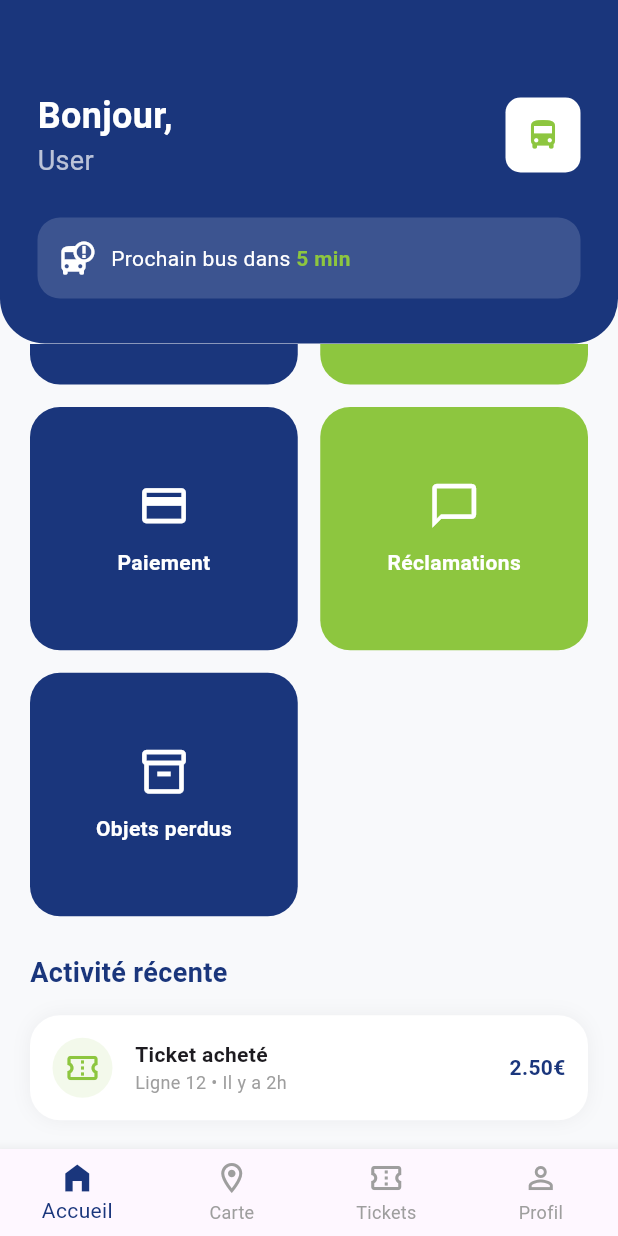
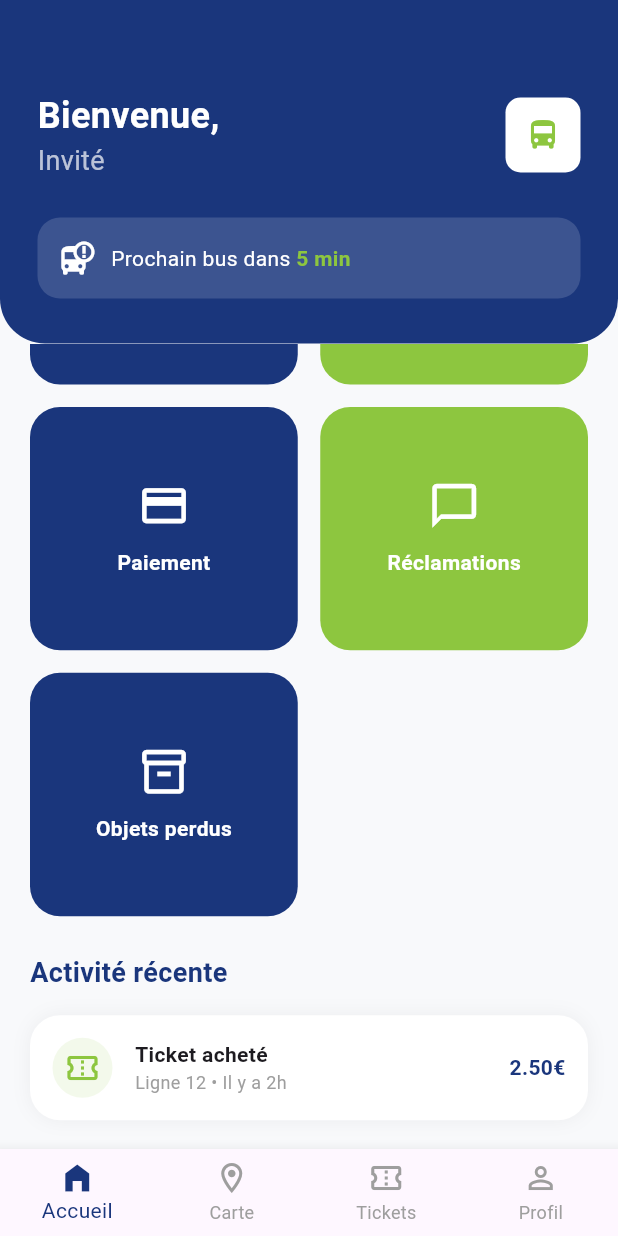
Before and after one commit to ikraammel/eBus_frontend, a Flutter app: the screen it shows after launch, scrolled down 196 dp, on a phone screen of 412 x 824 dp. Run offline on Flutter 3.47's test engine with Material 3 defaults, Android fonts, the phone set to English and light mode, and no system bars; our stand-ins replace dio, file_picker, flutter_map, get_it, image_picker, latlong2 and 2 more; accounts and stored records are empty.

Commit message:
ajout mode invité et configurant de l'index du menu

```diff
--- a/eBus_front/lib/main.dart
+++ b/eBus_front/lib/main.dart
@@ -3,7 +3,7 @@ import 'package:get_it/get_it.dart';
 import 'package:shared_preferences/shared_preferences.dart';
 import 'package:smart_bus/views/lines/lines_page.dart';
 import 'package:smart_bus/views/loading/splash_screen.dart';
-import 'package:smart_bus/views/pages/home_page.dart';
+import 'package:smart_bus/views/home/home_page.dart';
 import 'package:smart_bus/views/pages/login/login_page.dart';
 import 'package:smart_bus/views/pages/lost_objects/lost_objects_page.dart';
 import 'package:smart_bus/views/pages/map_page.dart';
--- /dev/null
+++ b/eBus_front/lib/views/home/bottom_nav.dart
@@ -0,0 +1,28 @@
+import 'package:flutter/material.dart';
+
+class BottomNav extends StatelessWidget {
+  final int selectedIndex;
+  final ValueChanged<int> onItemSelected;
+
+  const BottomNav({super.key,required this.selectedIndex, required this.onItemSelected});
+
+  @override
+  Widget build(BuildContext context) {
+
+    return BottomNavigationBar(
+      currentIndex: selectedIndex,
+      onTap: (index){
+        onItemSelected(index);
+      },
+      type: BottomNavigationBarType.fixed,
+      selectedItemColor: const Color(0xFF1A367C),
+      unselectedItemColor: Colors.grey,
+      items: const [
+        BottomNavigationBarItem(icon: Icon(Icons.home_filled), label: "Accueil"),
+        BottomNavigationBarItem(icon: Icon(Icons.location_on_outlined), label: "Carte"),
+        BottomNavigationBarItem(icon: Icon(Icons.confirmation_number_outlined), label: "Tickets"),
+        BottomNavigationBarItem(icon: Icon(Icons.person_outline), label: "Profil"),
+      ],
+    );
+  }
+}
--- /dev/null
+++ b/eBus_front/lib/views/home/card_menu.dart
@@ -0,0 +1,28 @@
+import 'package:flutter/material.dart';
+
+class CardMenu extends StatelessWidget {
+  const CardMenu({super.key, required this.title, required this.icon, required this.color, required this.onTap});
+
+  final String title;
+  final IconData icon;
+  final Color color;
+  final VoidCallback onTap;
+
+  @override
+  Widget build(BuildContext context) {
+    return GestureDetector(
+      onTap: onTap,
+      child: Container(
+        decoration: BoxDecoration(color: color, borderRadius: BorderRadius.circular(20)),
+        child: Column(
+          mainAxisAlignment: MainAxisAlignment.center,
+          children: [
+            Icon(icon, color: Colors.white, size: 35),
+            const SizedBox(height: 10),
+            Text(title, style: const TextStyle(color: Colors.white, fontWeight: FontWeight.bold)),
+          ],
+        ),
+      ),
+    );
+  }
+}
--- /dev/null
+++ b/eBus_front/lib/views/home/home_header.dart
@@ -0,0 +1,59 @@
+import 'package:flutter/material.dart';
+
+import '../../models/User.dart';
+
+class HomeHeader extends StatelessWidget {
+  const HomeHeader({super.key,this.currentUser});
+
+  final User? currentUser;
+
+  @override
+  Widget build(BuildContext context) {
+     return Container(
+      padding: const EdgeInsets.only(top: 60, left: 25, right: 25, bottom: 30),
+      decoration: const BoxDecoration(
+        color: Color(0xFF1A367C),
+        borderRadius: BorderRadius.only(bottomLeft: Radius.circular(30), bottomRight: Radius.circular(30)),
+      ),
+      child: Column(
+        crossAxisAlignment: CrossAxisAlignment.start,
+        children: [
+          Row(
+            mainAxisAlignment: MainAxisAlignment.spaceBetween,
+            children: [
+              Column(
+                crossAxisAlignment: CrossAxisAlignment.start,
+                children: [
+                  const Text("Bienvenue,", style: TextStyle(color: Colors.white, fontSize: 24, fontWeight: FontWeight.bold)),
+                  Text(
+                      currentUser != null ?
+                      '${currentUser?.nom} ${currentUser?.prenom}'
+                          : "Invité",
+                      style: TextStyle(color: Colors.white70, fontSize: 18)),
+                ],
+              ),
+              Container(
+                height: 50, width: 50,
+                decoration: BoxDecoration(color: Colors.white, borderRadius: BorderRadius.circular(10)),
+                child: const Icon(Icons.directions_bus, color: Color(0xFF8DC63F)),
+              )
+            ],
+          ),
+          const SizedBox(height: 25),
+          Container(
+            padding: const EdgeInsets.all(15),
+            decoration: BoxDecoration(color: Colors.white.withOpacity(0.15), borderRadius: BorderRadius.circular(15)),
+            child: const Row(
+              children: [
+                Icon(Icons.bus_alert, color: Colors.white),
+                SizedBox(width: 10),
+                Text("Prochain bus dans ", style: TextStyle(color: Colors.white)),
+                Text("5 min", style: TextStyle(color: Color(0xFF8DC63F), fontWeight: FontWeight.bold)),
+              ],
+            ),
+          )
+        ],
+      ),
+    );
+  }
+}
--- /dev/null
+++ b/eBus_front/lib/views/home/home_page.dart
@@ -0,0 +1,198 @@
+import 'package:flutter/material.dart';
+import 'package:smart_bus/services/local_storage_service.dart';
+import 'package:smart_bus/views/home/bottom_nav.dart';
+import 'package:smart_bus/views/home/card_menu.dart';
+import 'package:smart_bus/views/home/home_header.dart';
+import 'package:smart_bus/views/home/recent_activity.dart';
+import 'package:smart_bus/views/pages/tickets/ticket_page.dart';
+
+import '../../models/User.dart';
+import '../pages/map_page.dart';
+import '../pages/profile/profile_page.dart';
+
+class HomePage extends StatefulWidget {
+  final User? currentUser;
+  const HomePage({super.key, this.currentUser});
+
+  @override
+  State<HomePage> createState() => _HomePageState();
+}
+
+class _HomePageState extends State<HomePage> {
+  int _selectedIndex = 0;
+  User? currentUser;
+  Widget _getSelectedPage() {
+    switch (_selectedIndex) {
+      case 0:
+        return _buildHomeContent();
+      case 1:
+        return MapPage();
+      case 2:
+        return TicketPage();
+      case 3:
+        return ProfilePage();
+      default:
+        return _buildHomeContent();
+    }
+  }
+
+  Widget _buildHomeContent(){
+    return Column(
+      children: [
+        HomeHeader(currentUser: currentUser),
+        Expanded(
+          child: SingleChildScrollView(
+            padding: const EdgeInsets.all(20),
+            child: Column(
+              crossAxisAlignment: CrossAxisAlignment.start,
+              children: [
+                const Text(
+                  "Accès rapide",
+                  style: TextStyle(fontSize: 18, fontWeight: FontWeight.bold, color: Color(0xFF1A367C)),
+                ),
+                const SizedBox(height: 15),
+                _buildGrid(),
+                const SizedBox(height: 25),
+                const Text(
+                  "Activité récente",
+                  style: TextStyle(fontSize: 18, fontWeight: FontWeight.bold, color: Color(0xFF1A367C)),
+                ),
+                const SizedBox(height: 15),
+                RecentActivity(),
+              ],
+            ),
+          ),
+        ),
+      ],
+    );
+  }
+
+  @override
+  void initState() {
+    super.initState();
+    if(widget.currentUser != null){
+      currentUser = widget.currentUser;
+    }else{
+      loadUser();
+    }
+  }
+
+  void loadUser() async{
+    User? user = LocalStorageService().getUser();
+    setState(() {
+      currentUser = user;
+    });
+  }
+
+
+  @override
+  Widget build(BuildContext context) {
+    return Scaffold(
+      backgroundColor: const Color(0xFFF8F9FB),
+      body: _getSelectedPage(),
+      bottomNavigationBar: BottomNav(
+        selectedIndex: _selectedIndex,
+        onItemSelected: (index) {
+          if (index == 3) {
+            if (currentUser == null) {
+              _showLoginRequiredDialog();
+            } else {
+              // Push la page Profile et NE PAS changer _selectedIndex
+              Navigator.push(
+                context,
+                MaterialPageRoute(builder: (_) => ProfilePage()),
+              );
+            }
+            return;
+          }
+
+          // Pour les autres onglets, reste avec setState
+          setState(() {
+            _selectedIndex = index;
+          });
+        },
+      ),
+
+    );
+  }
+
+  _showLoginRequiredDialog(){
+    showDialog(
+        context: context,
+        builder: (_) => AlertDialog(
+          title: Text("Connexion requise"),
+          content: Text("Vous devez vous connecter pour accéder à cette page."),
+          actions: [
+            TextButton(
+                onPressed: () => Navigator.pop(context),
+                child: Text("Annuler")
+            ),
+            TextButton(
+                onPressed: () {
+                  Navigator.pop(context);
+                  Navigator.pushNamed(context, '/loginPage');
+                },
+                  child: Text("Se Connecter")
+            ),
+          ],
+        )
+    );
+  }
+
+  Widget _buildGrid() {
+    return GridView.count(
+      shrinkWrap: true,
+      physics: const NeverScrollableScrollPhysics(),
+      crossAxisCount: 2,
+      mainAxisSpacing: 15,
+      crossAxisSpacing: 15,
+      childAspectRatio: 1.1,
+      children: [
+        CardMenu(
+          title: 'Lignes',
+          icon: Icons.directions_bus_filled,
+          color: Color(0xFF1A367C),
+          onTap: () {
+            Navigator.pushNamed(context, '/linesPage');
+          },
+        ),
+        CardMenu(
+          title: 'Suivi du bus',
+          icon: Icons.map,
+          color: Color(0xFF8DC63F),
+          onTap: () {
+            Navigator.pushNamed(context, '/busTrackingPage');
+          },
+        ),
+        CardMenu(
+          title: 'Paiement',
+          icon: Icons.credit_card,
+          color: Color(0xFF1A367C),
+          onTap: () {
+            if(currentUser == null){
+              _showLoginRequiredDialog();
+            }else{
+              Navigator.pushNamed(context, '/paymentPage');
+            }
+          },
+        ),
+        CardMenu(
+          title: 'Réclamations',
+          icon: Icons.chat_bubble_outline,
+          color: Color(0xFF8DC63F),
+          onTap: () {
+            Navigator.pushNamed(context, '/claimsPage');
+          },
+        ),
+        CardMenu(
+          title: 'Objets perdus',
+          icon: Icons.inventory_2_outlined,
+          color: Color(0xFF1A367C),
+          onTap: () {
+            Navigator.pushNamed(context, '/lostObjectsPage');
+          },
+        ),
+      ],
+    );
+  }
+}
--- /dev/null
+++ b/eBus_front/lib/views/home/recent_activity.dart
@@ -0,0 +1,36 @@
+import 'package:flutter/material.dart';
+
+class RecentActivity extends StatelessWidget {
+  const RecentActivity({super.key});
+
+  @override
+  Widget build(BuildContext context) {
+    return Container(
+      padding: const EdgeInsets.all(15),
+      decoration: BoxDecoration(
+        color: Colors.white,
+        borderRadius: BorderRadius.circular(20),
+        boxShadow: [BoxShadow(color: Colors.black.withOpacity(0.05), blurRadius: 10)],
+      ),
+      child: Row(
+        children: [
+          CircleAvatar(
+            backgroundColor: const Color(0xFF8DC63F).withOpacity(0.1),
+            child: const Icon(Icons.confirmation_number_outlined, color: Color(0xFF8DC63F)),
+          ),
+          const SizedBox(width: 15),
+          const Expanded(
+            child: Column(
+              crossAxisAlignment: CrossAxisAlignment.start,
+              children: [
+                Text("Ticket acheté", style: TextStyle(fontWeight: FontWeight.bold)),
+                Text("Ligne 12 • Il y a 2h", style: TextStyle(color: Colors.grey, fontSize: 12)),
+              ],
+            ),
+          ),
+          const Text("2.50€", style: TextStyle(fontWeight: FontWeight.bold, color: Color(0xFF1A367C))),
+        ],
+      ),
+    );
+  }
+}
--- a/eBus_front/lib/views/pages/home_page.dart
+++ /dev/null
@@ -1,224 +0,0 @@
-import 'package:flutter/material.dart';
-import 'package:smart_bus/services/local_storage_service.dart';
-
-import '../../models/User.dart';
-
-class HomePage extends StatefulWidget {
-  final User? currentUser;
-  const HomePage({super.key, this.currentUser});
-
-  @override
-  State<HomePage> createState() => _HomePageState();
-}
-
-class _HomePageState extends State<HomePage> {
-  int _selectedIndex = 0;
-  User? currentUser;
-
-  @override
-  void initState() {
-    super.initState();
-    if(widget.currentUser != null){
-      currentUser = widget.currentUser;
-    }else{
-      loadUser();
-    }
-  }
-
-  void loadUser() async{
-    User? user = LocalStorageService().getUser();
-    setState(() {
-      currentUser = user;
-    });
-  }
-
-  @override
-  Widget build(BuildContext context) {
-    return Scaffold(
-      backgroundColor: const Color(0xFFF8F9FB),
-      body: Column(
-        children: [
-          _buildHeader(),
-          Expanded(
-            child: SingleChildScrollView(
-              padding: const EdgeInsets.all(20),
-              child: Column(
-                crossAxisAlignment: CrossAxisAlignment.start,
-                children: [
-                  const Text(
-                    "Accès rapide",
-                    style: TextStyle(fontSize: 18, fontWeight: FontWeight.bold, color: Color(0xFF1A367C)),
-                  ),
-                  const SizedBox(height: 15),
-                  _buildGrid(),
-                  const SizedBox(height: 25),
-                  const Text(
-                    "Activité récente",
-                    style: TextStyle(fontSize: 18, fontWeight: FontWeight.bold, color: Color(0xFF1A367C)),
-                  ),
-                  const SizedBox(height: 15),
-                  _buildRecentActivity(),
-                ],
-              ),
-            ),
-          ),
-        ],
-      ),
-      bottomNavigationBar: _buildBottomNav(),
-    );
-  }
-
-  Widget _buildHeader() {
-    return Container(
-      padding: const EdgeInsets.only(top: 60, left: 25, right: 25, bottom: 30),
-      decoration: const BoxDecoration(
-        color: Color(0xFF1A367C),
-        borderRadius: BorderRadius.only(bottomLeft: Radius.circular(30), bottomRight: Radius.circular(30)),
-      ),
-      child: Column(
-        crossAxisAlignment: CrossAxisAlignment.start,
-        children: [
-          Row(
-            mainAxisAlignment: MainAxisAlignment.spaceBetween,
-            children: [
-              Column(
-                crossAxisAlignment: CrossAxisAlignment.start,
-                children: [
-                  const Text("Bonjour,", style: TextStyle(color: Colors.white, fontSize: 24, fontWeight: FontWeight.bold)),
-                  Text(
-                    currentUser != null ?
-                    '${currentUser?.nom} ${currentUser?.prenom}'
-                      : "User",
-                      style: TextStyle(color: Colors.white70, fontSize: 18)),
-                ],
-              ),
-              Container(
-                height: 50, width: 50,
-                decoration: BoxDecoration(color: Colors.white, borderRadius: BorderRadius.circular(10)),
-                child: const Icon(Icons.directions_bus, color: Color(0xFF8DC63F)),
-              )
-            ],
-          ),
-          const SizedBox(height: 25),
-          Container(
-            padding: const EdgeInsets.all(15),
-            decoration: BoxDecoration(color: Colors.white.withOpacity(0.15), borderRadius: BorderRadius.circular(15)),
-            child: const Row(
-              children: [
-                Icon(Icons.bus_alert, color: Colors.white),
-                SizedBox(width: 10),
-                Text("Prochain bus dans ", style: TextStyle(color: Colors.white)),
-                Text("5 min", style: TextStyle(color: Color(0xFF8DC63F), fontWeight: FontWeight.bold)),
-              ],
-            ),
-          )
-        ],
-      ),
-    );
-  }
-
-  Widget _buildGrid() {
-    return GridView.count(
-      shrinkWrap: true,
-      physics: const NeverScrollableScrollPhysics(),
-      crossAxisCount: 2,
-      mainAxisSpacing: 15,
-      crossAxisSpacing: 15,
-      childAspectRatio: 1.1,
-      children: [
-        _buildMenuCard("Lignes", Icons.directions_bus_filled, const Color(0xFF1A367C), () {
-          Navigator.pushNamed(context, '/linesPage');
-        }),
-        _buildMenuCard("Suivi du bus", Icons.map, const Color(0xFF8DC63F), () {
-          Navigator.pushNamed(context, '/busTrackingPage');
-        }),
-        _buildMenuCard("Paiement", Icons.credit_card, const Color(0xFF1A367C), () {
-          Navigator.pushNamed(context, '/paymentPage');
-        }),
-        _buildMenuCard("Réclamations", Icons.chat_bubble_outline, const Color(0xFF8DC63F), () {
-          Navigator.pushNamed(context, '/claimsPage');
-        }),
-        _buildMenuCard("Objets perdus", Icons.inventory_2_outlined, const Color(0xFF1A367C), () {
-          Navigator.pushNamed(context, '/lostObjectsPage');
-        }),
-      ],
-    );
-  }
-
-  Widget _buildMenuCard(String title, IconData icon, Color color,VoidCallback onTap) {
-    return GestureDetector(
-      onTap: onTap,
-      child: Container(
-        decoration: BoxDecoration(color: color, borderRadius: BorderRadius.circular(20)),
-        child: Column(
-          mainAxisAlignment: MainAxisAlignment.center,
-          children: [
-            Icon(icon, color: Colors.white, size: 35),
-            const SizedBox(height: 10),
-            Text(title, style: const TextStyle(color: Colors.white, fontWeight: FontWeight.bold)),
-          ],
-        ),
-      ),
-    );
-  }
-
-  Widget _buildRecentActivity() {
-    return Container(
-      padding: const EdgeInsets.all(15),
-      decoration: BoxDecoration(
-        color: Colors.white,
-        borderRadius: BorderRadius.circular(20),
-        boxShadow: [BoxShadow(color: Colors.black.withOpacity(0.05), blurRadius: 10)],
-      ),
-      child: Row(
-        children: [
-          CircleAvatar(
-            backgroundColor: const Color(0xFF8DC63F).withOpacity(0.1),
-            child: const Icon(Icons.confirmation_number_outlined, color: Color(0xFF8DC63F)),
-          ),
-          const SizedBox(width: 15),
-          const Expanded(
-            child: Column(
-              crossAxisAlignment: CrossAxisAlignment.start,
-              children: [
-                Text("Ticket acheté", style: TextStyle(fontWeight: FontWeight.bold)),
-                Text("Ligne 12 • Il y a 2h", style: TextStyle(color: Colors.grey, fontSize: 12)),
-              ],
-            ),
-          ),
-          const Text("2.50€", style: TextStyle(fontWeight: FontWeight.bold, color: Color(0xFF1A367C))),
-        ],
-      ),
-    );
-  }
-
-  Widget _buildBottomNav() {
-    return BottomNavigationBar(
-      currentIndex: _selectedIndex,
-      onTap: (index){
-        setState(() => _selectedIndex = index);
-        if(index == 0){
-          Navigator.pushReplacementNamed(context, '/homePage');
-        }
-        if(index == 1){
-          Navigator.pushNamed(context, '/mapPage');
-        }
-        if(index == 2){
-          Navigator.pushNamed(context, '/ticketsPage');
-        }
-        if(index == 3){
-          Navigator.pushNamed(context, '/profilePage');
-        }
-      },
-      type: BottomNavigationBarType.fixed,
-      selectedItemColor: const Color(0xFF1A367C),
-      unselectedItemColor: Colors.grey,
-      items: const [
-        BottomNavigationBarItem(icon: Icon(Icons.home_filled), label: "Accueil"),
-        BottomNavigationBarItem(icon: Icon(Icons.location_on_outlined), label: "Carte"),
-        BottomNavigationBarItem(icon: Icon(Icons.confirmation_number_outlined), label: "Tickets"),
-        BottomNavigationBarItem(icon: Icon(Icons.person_outline), label: "Profil"),
-      ],
-    );
-  }
-}
```
Also changed, not shown: eBus_front/lib/views/pages/login/login_page.dart (+5 -2 lines), eBus_front/lib/views/pages/map_page.dart (+1 -6 lines), eBus_front/lib/views/pages/profile/profile_page.dart (+6 -1 lines), eBus_front/lib/views/pages/register/register_page.dart (+5 -2 lines), eBus_front/lib/views/pages/shared_login_register/guest_button.dart (added, +23 -0 lines), eBus_front/lib/views/pages/tickets/ticket_page.dart (+6 -7 lines).
